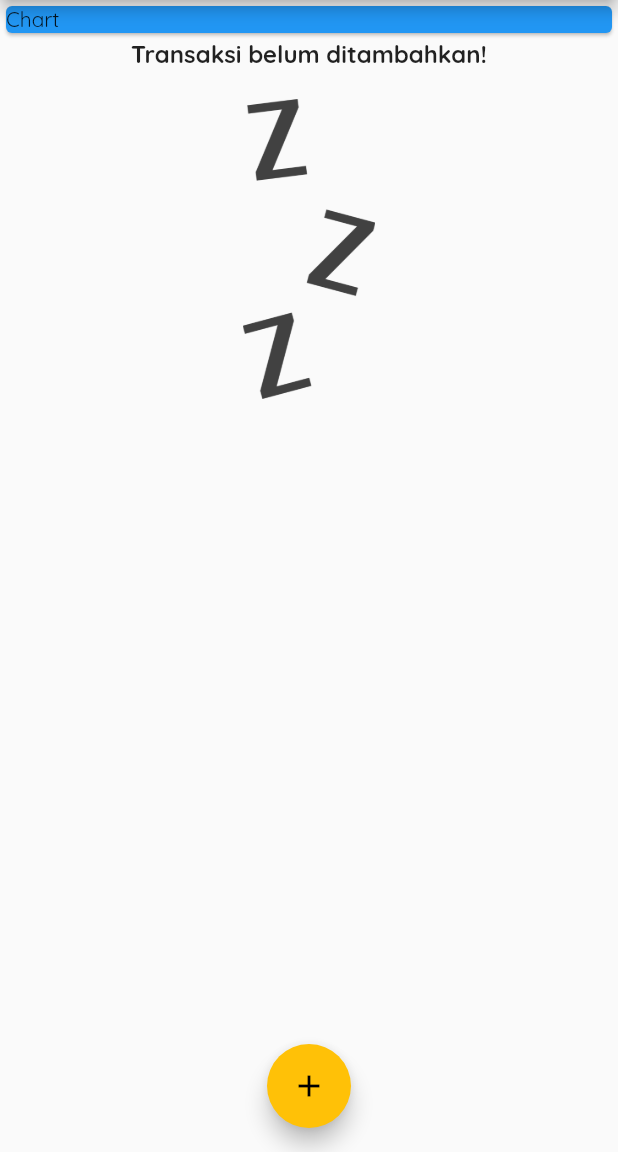
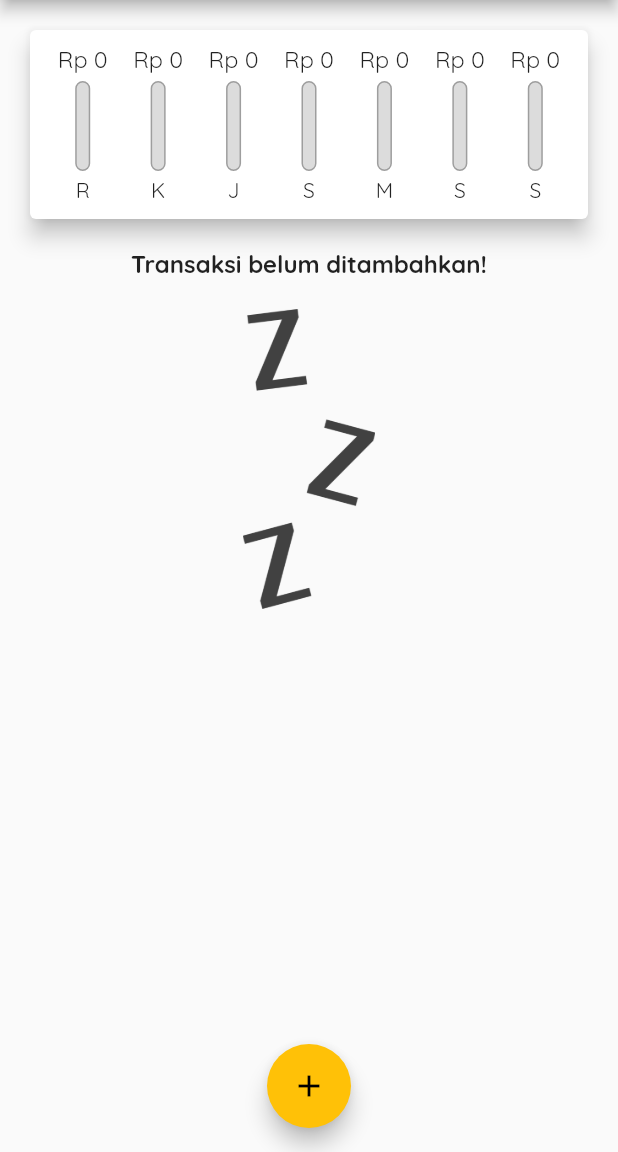
Before and after one commit to abdoerrahiem/personal-expenses-flutter, a Flutter app: the screen it shows after launch, on a phone screen of 412 x 824 dp, the part 84-1236 px from its top. Run offline on Flutter 3.47's test engine with Material 2 defaults, Android fonts, the light colour scheme and no system bars.

Commit message:
finished app

```diff
--- a/lib/main.dart
+++ b/lib/main.dart
@@ -1,11 +1,17 @@
 import 'package:flutter/material.dart';
+import 'package:intl/intl.dart';
+import 'package:intl/date_symbol_data_local.dart';
 
 import './widgets/transaction_list.dart';
 import './widgets/new_transaction.dart';
+import './widgets/chart.dart';
 import './models/transaction.dart';
 
-void main() {
-  runApp(MyApp());
+Future<void> main() async {
+  Intl.defaultLocale = 'id_ID';
+
+  WidgetsFlutterBinding.ensureInitialized();
+  await initializeDateFormatting('id_ID', null).then((_) => runApp(MyApp()));
 }
 
 class MyApp extends StatelessWidget {
@@ -60,12 +66,22 @@ class _MyHomePageState extends State<MyHomePage> {
     // )
   ];
 
-  void _addNewTransaction(String title, int amount) {
+  List<Transaction> get _recentTransactions {
+    return _transactions.where((transaction) {
+      return transaction.date.isAfter(
+        DateTime.now().subtract(
+          Duration(days: 7),
+        ),
+      );
+    }).toList();
+  }
+
+  void _addNewTransaction(String title, int amount, DateTime chosenDate) {
     final newTransaction = Transaction(
       id: DateTime.now().toString(),
       title: title,
       amount: amount,
-      date: DateTime.now(),
+      date: chosenDate,
     );
 
     setState(() {
@@ -79,6 +95,12 @@ class _MyHomePageState extends State<MyHomePage> {
         builder: (_) {
           return NewTransaction(addNewTransaction: _addNewTransaction);
         });
+  }
+
+  void _deleteTransaction(String id) {
+    setState(() {
+      _transactions.removeWhere((e) => e.id == id);
+    });
   }
 
   @override
@@ -97,14 +119,11 @@ class _MyHomePageState extends State<MyHomePage> {
         child: Column(
           crossAxisAlignment: CrossAxisAlignment.stretch,
           children: [
-            Container(
-              width: double.infinity,
-              child: Card(
-                child: Text('Chart'),
-                color: Colors.blue,
-              ),
+            Chart(recentTransactions: _recentTransactions),
+            TransactionList(
+              transactions: _transactions,
+              deleteTransaction: _deleteTransaction,
             ),
-            TransactionList(transactions: _transactions),
           ],
         ),
       ),
--- a/lib/models/transaction.dart
+++ b/lib/models/transaction.dart
@@ -4,9 +4,10 @@ class Transaction {
   final int amount;
   final DateTime date;
 
-  Transaction(
-      {required this.id,
-      required this.title,
-      required this.amount,
-      required this.date});
+  Transaction({
+    required this.id,
+    required this.title,
+    required this.amount,
+    required this.date,
+  });
 }
--- a/lib/widgets/chart.dart
+++ b/lib/widgets/chart.dart
@@ -1,8 +1,66 @@
 import 'package:flutter/material.dart';
+import 'package:intl/intl.dart';
+
+import './chart_bar.dart';
+import '../models/transaction.dart';
 
 class Chart extends StatelessWidget {
+  final List<Transaction> recentTransactions;
+
+  Chart({required this.recentTransactions});
+
+  List<Map<String, Object>> get groupedTransactionValues {
+    return List.generate(
+      7,
+      (index) {
+        final weekDay = DateTime.now().subtract(
+          Duration(days: index),
+        );
+        int totalSum = 0;
+
+        for (var i = 0; i < recentTransactions.length; i++) {
+          if (recentTransactions[i].date.day == weekDay.day &&
+              recentTransactions[i].date.month == weekDay.month &&
+              recentTransactions[i].date.year == weekDay.year) {
+            totalSum += recentTransactions[i].amount;
+          }
+        }
+
+        return {
+          'day': DateFormat.E().format(weekDay).substring(0, 1),
+          'amount': totalSum,
+        };
+      },
+    ).reversed.toList();
+  }
+
+  double get totalSpending => groupedTransactionValues.fold(
+      0.0, (sum, item) => sum + (item['amount'] as num));
+
   @override
   Widget build(BuildContext context) {
-    return Card(elevation: 6, margin: EdgeInsets.all(10),);
+    return Card(
+      child: Padding(
+        child: Row(
+          children: groupedTransactionValues
+              .map(
+                (e) => Flexible(
+                  child: ChartBar(
+                      label: (e['day'] as String),
+                      spendingAmount: (e['amount'] as int),
+                      spendingPercentageTotal: totalSpending == 0
+                          ? 0.0
+                          : (e['amount'] as num) / totalSpending),
+                  fit: FlexFit.tight,
+                ),
+              )
+              .toList(),
+          mainAxisAlignment: MainAxisAlignment.spaceAround,
+        ),
+        padding: EdgeInsets.all(10),
+      ),
+      elevation: 6,
+      margin: EdgeInsets.all(20),
+    );
   }
 }
--- /dev/null
+++ b/lib/widgets/chart_bar.dart
@@ -0,0 +1,67 @@
+import 'package:flutter/material.dart';
+import 'package:intl/intl.dart';
+
+class ChartBar extends StatelessWidget {
+  final String label;
+  final int spendingAmount;
+  final double spendingPercentageTotal;
+
+  ChartBar({
+    required this.label,
+    required this.spendingAmount,
+    required this.spendingPercentageTotal,
+  });
+
+  @override
+  Widget build(BuildContext context) {
+    return Column(
+      children: [
+        Container(
+          child: FittedBox(
+            child: Text(
+              NumberFormat.currency(
+                locale: 'id',
+                decimalDigits: 0,
+                symbol: 'Rp ',
+              ).format(
+                spendingAmount,
+              ),
+            ),
+          ),
+          height: 20,
+        ),
+        SizedBox(
+          height: 4,
+        ),
+        Container(
+          height: 60,
+          width: 10,
+          child: Stack(children: [
+            Container(
+              decoration: BoxDecoration(
+                border: Border.all(color: Colors.grey, width: 1),
+                color: Color.fromRGBO(220, 220, 220, 1),
+                borderRadius: BorderRadius.circular(10),
+              ),
+            ),
+            FractionallySizedBox(
+              child: Container(
+                decoration: BoxDecoration(
+                  color: Theme.of(context).primaryColor,
+                  borderRadius: BorderRadius.circular(10),
+                ),
+              ),
+              heightFactor: spendingPercentageTotal,
+            )
+          ]),
+        ),
+        SizedBox(
+          height: 4,
+        ),
+        Text(label),
+      ],
+    );
+  }
+}
+
+// video 44
```
Also changed, not shown: lib/widgets/new_transaction.dart (+49 -10 lines), lib/widgets/transaction_list.dart (+86 -38 lines).
